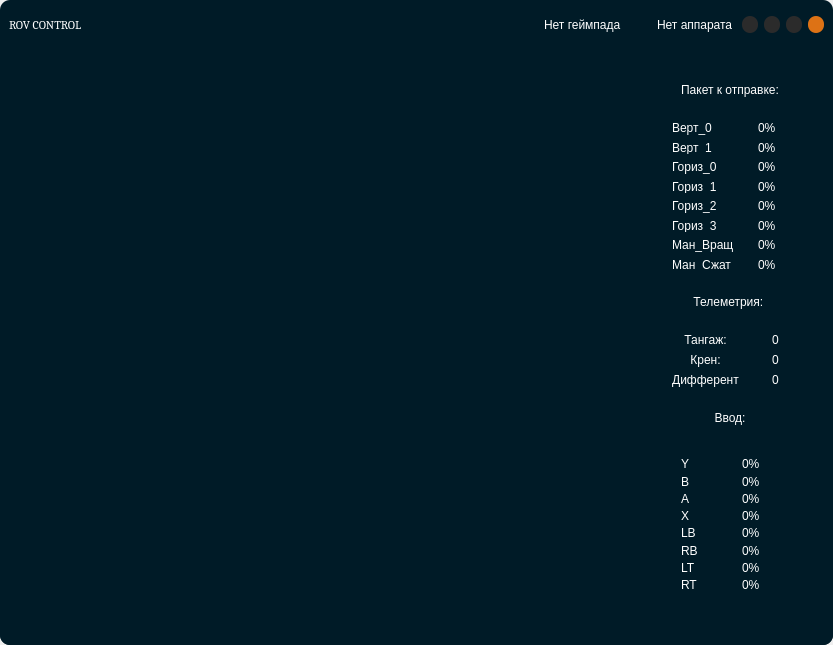
Above: ui_main.ui from kirillparaev/katranROVcontrol before the change. Below: the same form after it.
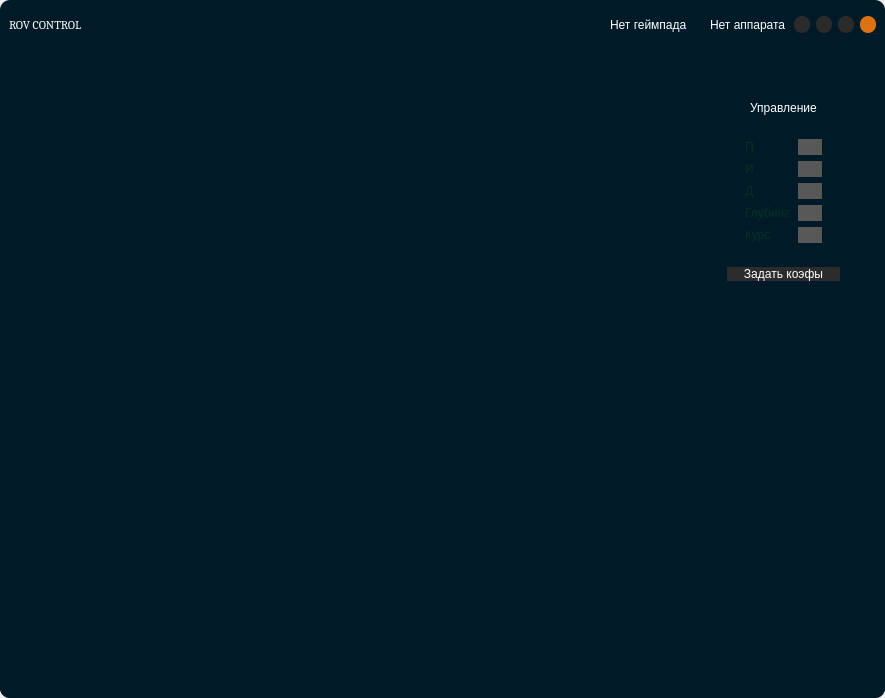
That is the form after the change. Icons and pictures are not drawn.

What changed in the file:
```diff
--- a/ui_main.ui
+++ b/ui_main.ui
@@ -9,8 +9,8 @@
    <rect>
     <x>0</x>
     <y>0</y>
-    <width>833</width>
-    <height>645</height>
+    <width>885</width>
+    <height>698</height>
    </rect>
   </property>
   <property name="minimumSize">
@@ -171,21 +171,14 @@
                </property>
               </widget>
              </item>
-             <item>
-              <spacer name="horizontalSpacer">
-               <property name="orientation">
-                <enum>Qt::Horizontal</enum>
-               </property>
-               <property name="sizeHint" stdset="0">
-                <size>
-                 <width>40</width>
-                 <height>20</height>
-                </size>
-               </property>
-              </spacer>
-             </item>
              <item>
               <widget class="QLabel" name="label_padNotDetected">
+               <property name="maximumSize">
+                <size>
+                 <width>80</width>
+                 <height>16777215</height>
+                </size>
+               </property>
                <property name="styleSheet">
                 <string notr="true">color: rgb(255, 255, 255);</string>
                </property>
@@ -199,9 +192,12 @@
                <property name="orientation">
                 <enum>Qt::Horizontal</enum>
                </property>
+               <property name="sizeType">
+                <enum>QSizePolicy::Fixed</enum>
+               </property>
                <property name="sizeHint" stdset="0">
                 <size>
-                 <width>40</width>
+                 <width>20</width>
                  <height>20</height>
                 </size>
                </property>
@@ -209,6 +205,12 @@
              </item>
              <item>
               <widget class="QLabel" name="label_connectionNotDetected">
+               <property name="maximumSize">
+                <size>
+                 <width>75</width>
+                 <height>16777215</height>
+                </size>
+               </property>
                <property name="styleSheet">
                 <string notr="true">color: rgb(255, 255, 255);</string>
                </property>
@@ -516,13 +518,38 @@
               </widget>
              </item>
              <item>
-              <widget class="QFrame" name="info_frame">
+              <widget class="QFrame" name="sideBar_frame">
+               <property name="maximumSize">
+                <size>
+                 <width>167</width>
+                 <height>16777215</height>
+                </size>
+               </property>
                <property name="frameShape">
                 <enum>QFrame::StyledPanel</enum>
                </property>
                <property name="frameShadow">
                 <enum>QFrame::Raised</enum>
                </property>
+               <layout class="QVBoxLayout" name="verticalLayout_10">
+                <item>
+                 <widget class="QStackedWidget" name="info_stackedWidget">
+                  <property name="maximumSize">
+                   <size>
+                    <width>167</width>
+                    <height>16777215</height>
+                   </size>
+                  </property>
+                  <property name="frameShape">
+                   <enum>QFrame::StyledPanel</enum>
+                  </property>
+                  <property name="frameShadow">
+                   <enum>QFrame::Raised</enum>
+                  </property>
+                  <property name="currentIndex">
+                   <number>1</number>
+                  </property>
+                  <widget class="QWidget" name="info_Page">
                <layout class="QVBoxLayout" name="verticalLayout">
                 <item>
                  <widget class="QLabel" name="label_packetForSending">
@@ -545,6 +572,12 @@
                 </item>
                 <item>
                  <widget class="QFrame" name="packet">
+                      <property name="minimumSize">
+                       <size>
+                        <width>0</width>
+                        <height>171</height>
+                       </size>
+                      </property>
                   <property name="frameShape">
                    <enum>QFrame::StyledPanel</enum>
                   </property>
@@ -554,6 +587,18 @@
                   <layout class="QHBoxLayout" name="horizontalLayout_6">
                    <item>
                     <widget class="QFrame" name="packet_labels">
+                         <property name="sizePolicy">
+                          <sizepolicy hsizetype="Expanding" vsizetype="Preferred">
+                           <horstretch>0</horstretch>
+                           <verstretch>0</verstretch>
+                          </sizepolicy>
+                         </property>
+                         <property name="minimumSize">
+                          <size>
+                           <width>100</width>
+                           <height>0</height>
+                          </size>
+                         </property>
                      <property name="frameShape">
                       <enum>QFrame::StyledPanel</enum>
                      </property>
@@ -845,6 +890,12 @@
                    </item>
                    <item>
                     <widget class="QFrame" name="packet_values">
+                         <property name="maximumSize">
+                          <size>
+                           <width>35</width>
+                           <height>16777215</height>
+                          </size>
+                         </property>
                      <property name="frameShape">
                       <enum>QFrame::StyledPanel</enum>
                      </property>
@@ -1007,7 +1058,7 @@
                          <string notr="true">color: rgb(255, 255, 255);</string>
                         </property>
                         <property name="text">
-                         <string>Дифферент</string>
+                             <string>Рыскание</string>
                         </property>
                         <property name="alignment">
                          <set>Qt::AlignCenter</set>
@@ -1095,6 +1146,12 @@
                   <layout class="QHBoxLayout" name="horizontalLayout_7">
                    <item>
                     <widget class="QFrame" name="buttons_labels_perc">
+                         <property name="minimumSize">
+                          <size>
+                           <width>0</width>
+                           <height>160</height>
+                          </size>
+                         </property>
                      <property name="frameShape">
                       <enum>QFrame::StyledPanel</enum>
                      </property>
@@ -1245,6 +1302,239 @@
                        </widget>
                       </item>
                      </layout>
+                        </widget>
+                       </item>
+                      </layout>
+                     </widget>
+                    </item>
+                   </layout>
+                  </widget>
+                  <widget class="QWidget" name="PID_Page">
+                   <layout class="QVBoxLayout" name="verticalLayout_9">
+                    <item>
+                     <widget class="QFrame" name="pid_home">
+                      <property name="frameShape">
+                       <enum>QFrame::StyledPanel</enum>
+                      </property>
+                      <property name="frameShadow">
+                       <enum>QFrame::Raised</enum>
+                      </property>
+                      <layout class="QVBoxLayout" name="verticalLayout_11">
+                       <item>
+                        <widget class="QLabel" name="label_title_controls">
+                         <property name="sizePolicy">
+                          <sizepolicy hsizetype="Preferred" vsizetype="Preferred">
+                           <horstretch>0</horstretch>
+                           <verstretch>0</verstretch>
+                          </sizepolicy>
+                         </property>
+                         <property name="styleSheet">
+                          <string notr="true">color: rgb(255, 255, 255);</string>
+                         </property>
+                         <property name="text">
+                          <string>Управление</string>
+                         </property>
+                         <property name="alignment">
+                          <set>Qt::AlignCenter</set>
+                         </property>
+                        </widget>
+                       </item>
+                       <item>
+                        <widget class="QFrame" name="frame_coefs">
+                         <property name="frameShape">
+                          <enum>QFrame::StyledPanel</enum>
+                         </property>
+                         <property name="frameShadow">
+                          <enum>QFrame::Raised</enum>
+                         </property>
+                         <layout class="QHBoxLayout" name="horizontalLayout_11">
+                          <item>
+                           <widget class="QFrame" name="frame_coefs_labels">
+                            <property name="minimumSize">
+                             <size>
+                              <width>80</width>
+                              <height>0</height>
+                             </size>
+                            </property>
+                            <property name="frameShape">
+                             <enum>QFrame::StyledPanel</enum>
+                            </property>
+                            <property name="frameShadow">
+                             <enum>QFrame::Raised</enum>
+                            </property>
+                            <layout class="QVBoxLayout" name="verticalLayout_12">
+                             <item>
+                              <widget class="QLabel" name="P_label">
+                               <property name="text">
+                                <string>П</string>
+                               </property>
+                              </widget>
+                             </item>
+                             <item>
+                              <widget class="QLabel" name="i_label">
+                               <property name="text">
+                                <string>И</string>
+                               </property>
+                              </widget>
+                             </item>
+                             <item>
+                              <widget class="QLabel" name="D_label">
+                               <property name="text">
+                                <string>Д</string>
+                               </property>
+                              </widget>
+                             </item>
+                             <item>
+                              <widget class="QLabel" name="depth_label">
+                               <property name="text">
+                                <string>Глубина</string>
+                               </property>
+                              </widget>
+                             </item>
+                             <item>
+                              <widget class="QLabel" name="heading_label">
+                               <property name="text">
+                                <string>Курс</string>
+                               </property>
+                              </widget>
+                             </item>
+                            </layout>
+                           </widget>
+                          </item>
+                          <item>
+                           <widget class="QFrame" name="frame_coefs_fields">
+                            <property name="minimumSize">
+                             <size>
+                              <width>42</width>
+                              <height>0</height>
+                             </size>
+                            </property>
+                            <property name="frameShape">
+                             <enum>QFrame::StyledPanel</enum>
+                            </property>
+                            <property name="frameShadow">
+                             <enum>QFrame::Raised</enum>
+                            </property>
+                            <layout class="QVBoxLayout" name="verticalLayout_13">
+                             <item>
+                              <widget class="QLineEdit" name="P_coef_field">
+                               <property name="styleSheet">
+                                <string notr="true">background-color: rgb(88, 88, 88);
+color: rgb(255, 255, 255);</string>
+                               </property>
+                              </widget>
+                             </item>
+                             <item>
+                              <widget class="QLineEdit" name="I_coef_field">
+                               <property name="styleSheet">
+                                <string notr="true">background-color: rgb(88, 88, 88);
+color: rgb(255, 255, 255);</string>
+                               </property>
+                              </widget>
+                             </item>
+                             <item>
+                              <widget class="QLineEdit" name="D_coef_field">
+                               <property name="styleSheet">
+                                <string notr="true">background-color: rgb(88, 88, 88);
+color: rgb(255, 255, 255);</string>
+                               </property>
+                              </widget>
+                             </item>
+                             <item>
+                              <widget class="QLineEdit" name="depth_coef_field">
+                               <property name="styleSheet">
+                                <string notr="true">background-color: rgb(88, 88, 88);
+color: rgb(255, 255, 255);</string>
+                               </property>
+                              </widget>
+                             </item>
+                             <item>
+                              <widget class="QLineEdit" name="heading_coef_field">
+                               <property name="styleSheet">
+                                <string notr="true">background-color: rgb(88, 88, 88);
+color: rgb(255, 255, 255);</string>
+                               </property>
+                              </widget>
+                             </item>
+                            </layout>
+                           </widget>
+                          </item>
+                         </layout>
+                        </widget>
+                       </item>
+                       <item>
+                        <widget class="QPushButton" name="buttonSubmitCoefs">
+                         <property name="styleSheet">
+                          <string notr="true">color: rgb(255, 255, 255);
+background-color: rgb(44, 44, 44);
+border-radius: 40px;                     /* &lt;----  20px  */ </string>
+                         </property>
+                         <property name="text">
+                          <string>Задать коэфы</string>
+                         </property>
+                        </widget>
+                       </item>
+                       <item>
+                        <spacer name="proZapas">
+                         <property name="orientation">
+                          <enum>Qt::Vertical</enum>
+                         </property>
+                         <property name="sizeHint" stdset="0">
+                          <size>
+                           <width>20</width>
+                           <height>40</height>
+                          </size>
+                         </property>
+                        </spacer>
+                       </item>
+                      </layout>
+                     </widget>
+                    </item>
+                   </layout>
+                  </widget>
+                 </widget>
+                </item>
+                <item>
+                 <widget class="QFrame" name="frame">
+                  <property name="frameShape">
+                   <enum>QFrame::StyledPanel</enum>
+                  </property>
+                  <property name="frameShadow">
+                   <enum>QFrame::Raised</enum>
+                  </property>
+                  <layout class="QHBoxLayout" name="horizontalLayout_4">
+                   <item>
+                    <widget class="QPushButton" name="button_controlsTab">
+                     <property name="minimumSize">
+                      <size>
+                       <width>0</width>
+                       <height>50</height>
+                      </size>
+                     </property>
+                     <property name="styleSheet">
+                      <string notr="true">color: rgb(255, 255, 255);
+image: url(:/icons/pngs_to_include/USB-Gamepad-Transparent.png);</string>
+                     </property>
+                     <property name="text">
+                      <string/>
+                     </property>
+                    </widget>
+                   </item>
+                   <item>
+                    <widget class="QPushButton" name="button_tauTab">
+                     <property name="minimumSize">
+                      <size>
+                       <width>0</width>
+                       <height>70</height>
+                      </size>
+                     </property>
+                     <property name="styleSheet">
+                      <string notr="true">color: rgb(255, 255, 255);
+image: url(:/icons/pngs_to_include/DataGuru_ICON-white-1.png);</string>
+                     </property>
+                     <property name="text">
+                      <string/>
+                     </property>
                     </widget>
                    </item>
                   </layout>
```
Lines whose indentation alone changed are shown as unchanged.
